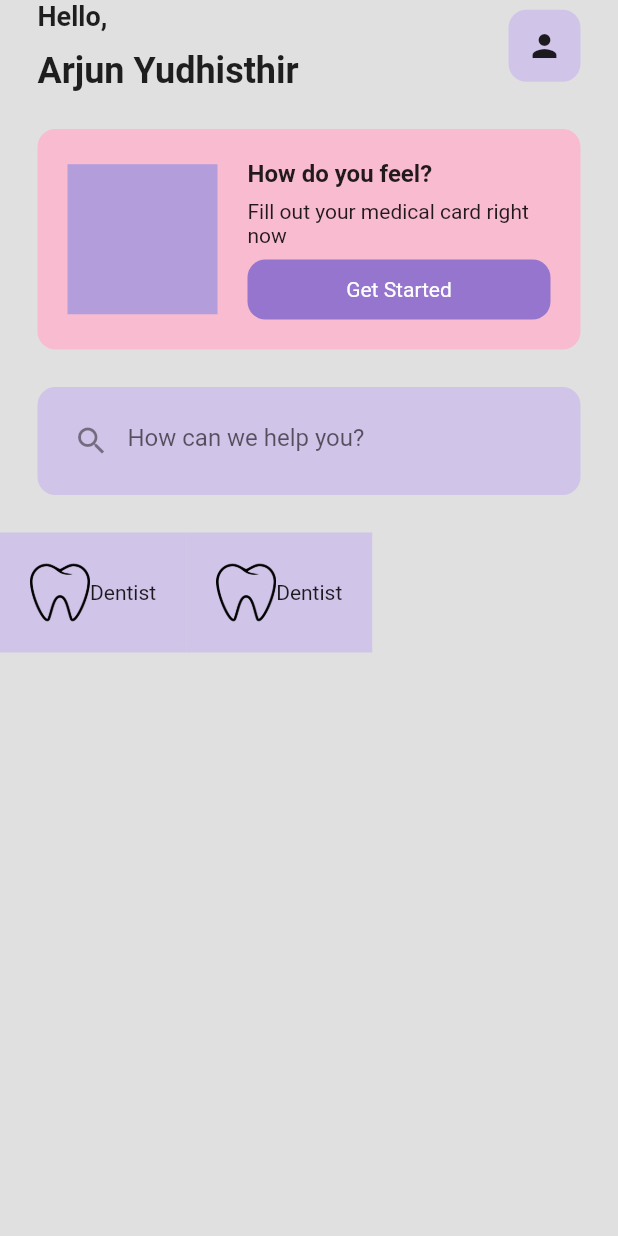
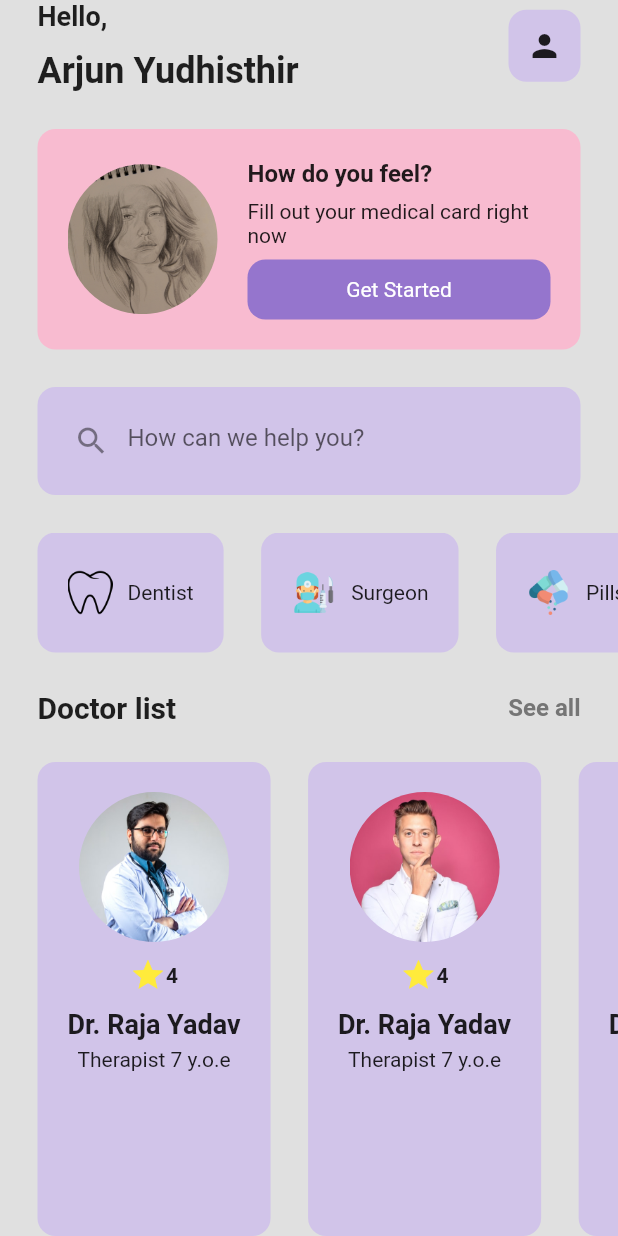
Before and after one commit to bijaypokhrel/taskApp, a Flutter app: the screen it shows after launch, on a phone screen of 412 x 824 dp. Run offline on Flutter 3.47's test engine with Material 2 defaults, Android fonts, the phone set to English and light mode, and no system bars.

Commit message:
home page completed

```diff
--- /dev/null
+++ b/lib/utilities/category_card.dart
@@ -0,0 +1,37 @@
+import 'package:flutter/material.dart';
+
+class CategoryCard extends StatelessWidget {
+  final String iconImagePath;
+  final String categoryName;
+
+  CategoryCard({
+    required this.iconImagePath,
+    required this.categoryName,
+  });
+
+  @override
+  Widget build(BuildContext context) {
+    return Padding(
+      padding: const EdgeInsets.only(left: 25.0),
+      child: Container(
+        padding: const EdgeInsets.all(20),
+        decoration: BoxDecoration(
+          color: Colors.deepPurple[100],
+          borderRadius: BorderRadius.circular(12),
+        ),
+        child: Row(
+          children: [
+            Image.asset(
+              iconImagePath,
+              height: 30,
+            ),
+            const SizedBox(
+              width: 10,
+            ),
+            Text(categoryName),
+          ],
+        ),
+      ),
+    );
+  }
+}
--- /dev/null
+++ b/lib/utilities/doctor_card.dart
@@ -0,0 +1,76 @@
+import 'package:flutter/material.dart';
+
+class DoctorCard extends StatelessWidget {
+  final String doctorImagePath;
+  final String rating;
+  final String doctorName;
+  final String doctorProfession;
+
+  DoctorCard(
+      {required this.doctorImagePath,
+      required this.doctorName,
+      required this.doctorProfession,
+      required this.rating});
+
+  @override
+  Widget build(BuildContext context) {
+    return Padding(
+      padding: const EdgeInsets.only(left: 25.0),
+      child: Container(
+        padding: const EdgeInsets.all(20),
+        decoration: BoxDecoration(
+          color: Colors.deepPurple[100],
+          borderRadius: BorderRadius.circular(12),
+        ),
+        child: Column(
+          children: [
+            //image of the doctor
+            ClipRRect(
+              borderRadius: BorderRadius.circular(50.0),
+              child: Image.asset(
+                doctorImagePath,
+                height: 100,
+                width: 100,
+                fit: BoxFit.cover,
+              ),
+            ),
+            const SizedBox(
+              height: 10,
+            ),
+            //rating out of 5
+            Row(
+              children: [
+                Icon(
+                  Icons.star,
+                  color: Colors.yellow[500],
+                ),
+                Text(
+                  rating,
+                  style: const TextStyle(
+                    fontWeight: FontWeight.bold,
+                  ),
+                ),
+              ],
+            ),
+            const SizedBox(
+              height: 10,
+            ),
+            // doctor name
+            Text(
+              doctorName,
+              style: const TextStyle(
+                fontWeight: FontWeight.bold,
+                fontSize: 18,
+              ),
+            ),
+            const SizedBox(
+              height: 5,
+            ),
+            // doctor title
+            Text(doctorProfession + ' 7 y.o.e'),
+          ],
+        ),
+      ),
+    );
+  }
+}
--- a/lib/views/home_page.dart
+++ b/lib/views/home_page.dart
@@ -1,4 +1,6 @@
 import 'package:flutter/material.dart';
+import 'package:taskapp/utilities/category_card.dart';
+import 'package:taskapp/utilities/doctor_card.dart';
 
 class HomePage extends StatefulWidget {
   const HomePage({Key? key}) : super(key: key);
@@ -71,10 +73,19 @@ class _HomePageState extends State<HomePage> {
                 child: Row(
                   children: [
                     //animation or cute picture
-                    Container(
+                    // Container(
+                    //   height: 100,
+                    //   width: 100,
+                    //   color: Colors.deepPurple[200],
+                    // ),
+                    ClipRRect(
+                      borderRadius: BorderRadius.circular(50.0),
+                      child: Image.asset(
+                        'assets/images/sketch.jpg',
                         height: 100,
                         width: 100,
-                      color: Colors.deepPurple[200],
+                        fit: BoxFit.cover,
+                      ),
                     ),
                     const SizedBox(
                       width: 20,
@@ -159,32 +170,75 @@ class _HomePageState extends State<HomePage> {
               child: ListView(
                 scrollDirection: Axis.horizontal,
                 children: [
-                  Container(
-                    padding: const EdgeInsets.all(20),
-                    color: Colors.deepPurple[100],
-                    child: Row(
-                      children: [
-                        Image.asset(
-                          'assets/icons/tooth.png',
-                          height: 50,
+                  CategoryCard(
+                    categoryName: 'Dentist',
+                    iconImagePath: 'assets/icons/tooth.png',
                   ),
-                        const Text('Dentist'),
+                  CategoryCard(
+                    categoryName: 'Surgeon',
+                    iconImagePath: 'assets/icons/surgeon.png',
+                  ),
+                  CategoryCard(
+                    categoryName: 'Pills',
+                    iconImagePath: 'assets/icons/pills.png',
+                  ),
                 ],
               ),
             ),
-                  Container(
-                    padding: const EdgeInsets.all(20),
-                    color: Colors.deepPurple[100],
+            const SizedBox(
+              height: 25,
+            ),
+            //doctor list
+
+            Padding(
+              padding: const EdgeInsets.symmetric(horizontal: 25.0),
               child: Row(
+                mainAxisAlignment: MainAxisAlignment.spaceBetween,
                 children: [
-                        Image.asset(
-                          'assets/icons/tooth.png',
-                          height: 50,
+                  const Text(
+                    'Doctor list',
+                    style: TextStyle(
+                      fontWeight: FontWeight.bold,
+                      fontSize: 20,
                     ),
-                        const Text('Dentist'),
+                  ),
+                  Text(
+                    'See all',
+                    style: TextStyle(
+                      fontSize: 16,
+                      color: Colors.grey[600],
+                      fontWeight: FontWeight.bold,
+                    ),
+                  ),
                 ],
               ),
-                  )
+            ),
+            const SizedBox(
+              height: 25,
+            ),
+            //doctors list card
+            Expanded(
+              child: ListView(
+                scrollDirection: Axis.horizontal,
+                children: [
+                  DoctorCard(
+                    doctorImagePath: 'assets/images/doctor_1.jpg',
+                    doctorName: 'Dr. Raja Yadav',
+                    doctorProfession: 'Therapist',
+                    rating: '4',
+                  ),
+                  DoctorCard(
+                    doctorImagePath: 'assets/images/doctor_2.jpg',
+                    doctorName: 'Dr. Raja Yadav',
+                    doctorProfession: 'Therapist',
+                    rating: '4',
+                  ),
+                  DoctorCard(
+                    doctorImagePath: 'assets/images/doctor_3.jpg',
+                    doctorName: 'Dr. Raja Yadav',
+                    doctorProfession: 'Therapist',
+                    rating: '4',
+                  ),
                 ],
               ),
             )
```
Also changed, not shown: assets/images/sketch.jpg (added). Lines whose indentation alone changed are shown as unchanged.
